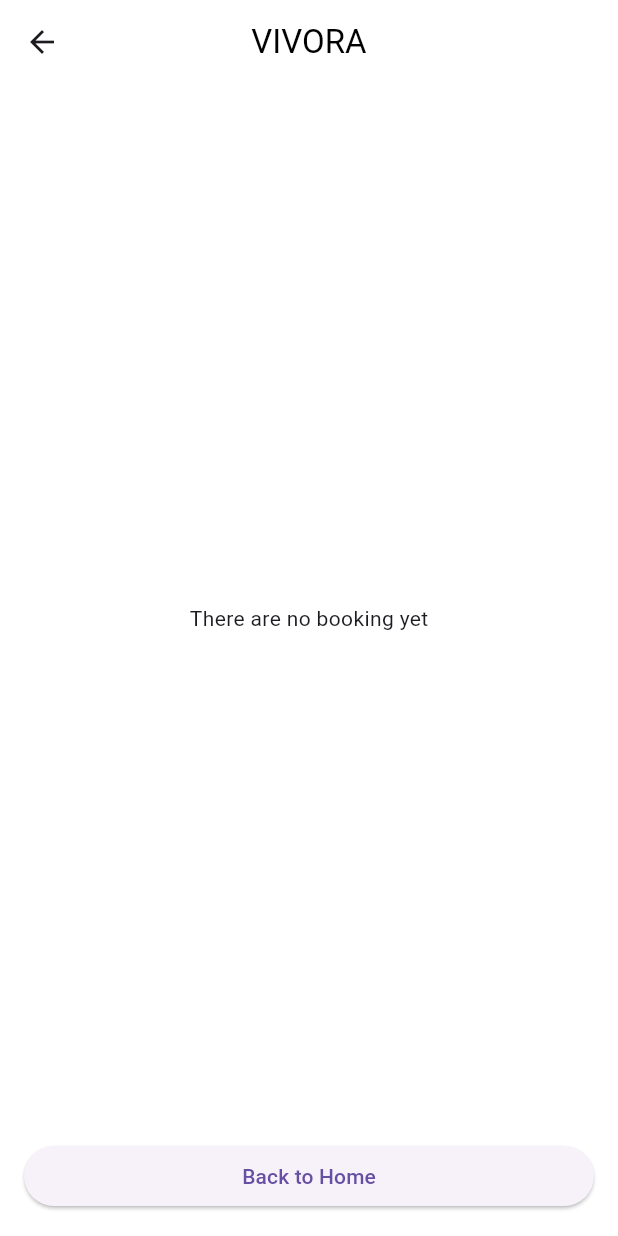
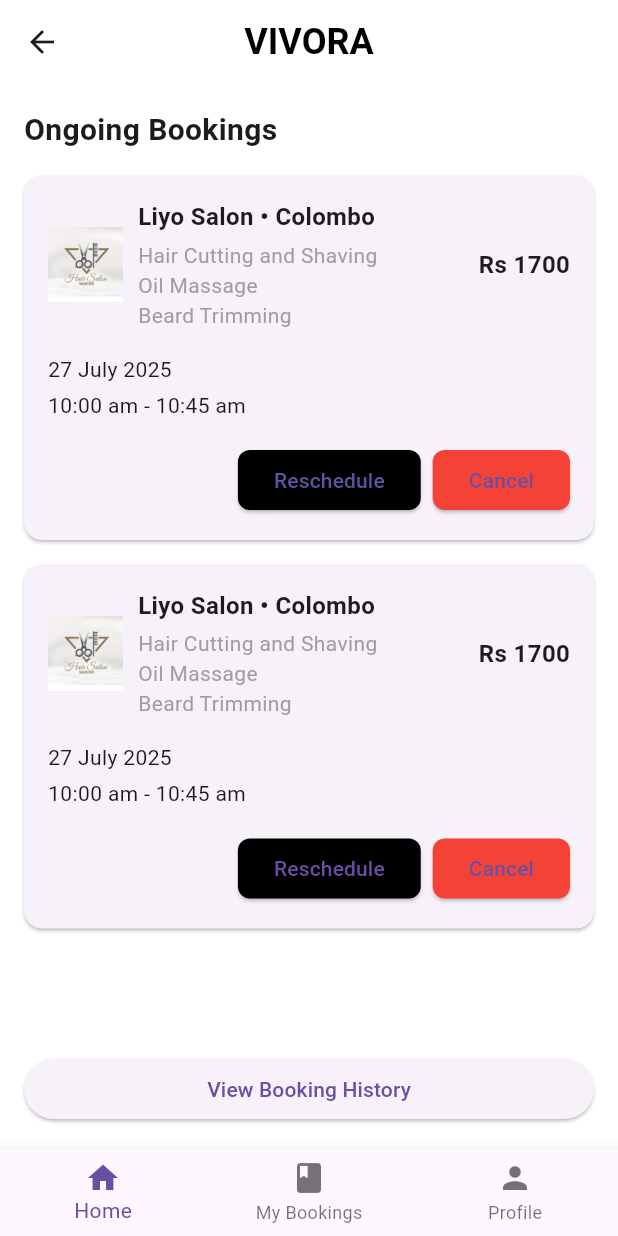
Before and after one commit to jayasinghesasmitha/Vivora-Mobile-app, a Flutter app: the CurrentBooking screen opened directly, on a phone screen of 412 x 824 dp. Run offline on Flutter 3.47's test engine with Material 3 defaults, Android fonts, the phone set to English and light mode, and no system bars; our stand-ins replace cloud_firestore, firebase_auth, firebase_core, flutter_dotenv, flutter_map, geolocator and 2 more; accounts and stored records are empty; network calls fail.

Commit message:
Update current_booking.dart

```diff
--- a/book_my_saloon/lib/screens/current_booking.dart
+++ b/book_my_saloon/lib/screens/current_booking.dart
@@ -1,17 +1,41 @@
 import 'package:flutter/material.dart';
+import 'package:book_my_saloon/screens/booking_screen.dart';
+import 'package:book_my_saloon/screens/booking_history.dart';
 import 'package:book_my_saloon/screens/home_screen.dart';
+import 'package:book_my_saloon/screens/user_profile.dart';
 
-class CurrentBooking extends StatelessWidget {
+class CurrentBooking extends StatefulWidget {
   const CurrentBooking({Key? key}) : super(key: key);
 
   @override
+  _CurrentBookingState createState() => _CurrentBookingState();
+}
+
+class _CurrentBookingState extends State<CurrentBooking> {
+  List<Map<String, dynamic>> bookings = [
+    {
+      'salonName': 'Liyo Salon',
+      'location': 'Colombo',
+      'services': ['Hair Cutting and Shaving', 'Oil Massage', 'Beard Trimming'],
+      'date': '27 July 2025',
+      'timeSlot': '10:00 am - 10:45 am',
+      'price': 'Rs 1700',
+    },
+    {
+      'salonName': 'Liyo Salon',
+      'location': 'Colombo',
+      'services': ['Hair Cutting and Shaving', 'Oil Massage', 'Beard Trimming'],
+      'date': '27 July 2025',
+      'timeSlot': '10:00 am - 10:45 am',
+      'price': 'Rs 1700',
+    },
+  ];
+
+  @override
   Widget build(BuildContext context) {
-    // Simulating a list of bookings (replace with actual data source)
-    List<Map<String, String>> bookings = []; // Empty list for no bookings
-
     return Scaffold(
       appBar: AppBar(
-        title: const Text('VIVORA', style: TextStyle(color: Colors.black)),
+        title: const Text('VIVORA', style: TextStyle(color: Colors.black, fontSize: 24, fontWeight: FontWeight.bold)),
         backgroundColor: Colors.transparent,
         elevation: 0,
       ),
@@ -20,17 +44,103 @@ class CurrentBooking extends StatelessWidget {
         child: Column(
           crossAxisAlignment: CrossAxisAlignment.start,
           children: [
+            const Text(
+              'Ongoing Bookings',
+              style: TextStyle(fontSize: 20, fontWeight: FontWeight.bold),
+            ),
+            const SizedBox(height: 16),
             Expanded(
-              child: bookings.isEmpty
-                  ? const Center(child: Text('There are no booking yet'))
-                  : ListView.builder(
+              child: ListView.builder(
                 itemCount: bookings.length,
                 itemBuilder: (context, index) {
                   final booking = bookings[index];
                   return Card(
-                          child: ListTile(
-                            title: Text(booking['salonName'] ?? ''),
-                            subtitle: Text('Time: ${booking['time'] ?? ''}\nDate: ${booking['date'] ?? ''}'),
+                    margin: const EdgeInsets.only(bottom: 16),
+                    child: Padding(
+                      padding: const EdgeInsets.all(16.0),
+                      child: Column(
+                        crossAxisAlignment: CrossAxisAlignment.start,
+                        children: [
+                          Row(
+                            mainAxisAlignment: MainAxisAlignment.spaceBetween,
+                            children: [
+                              Row(
+                                children: [
+                                  Image.asset(
+                                    'images/salon_image.jpg',
+                                    height: 50,
+                                    width: 50,
+                                    errorBuilder: (context, error, stackTrace) {
+                                      return Icon(Icons.error, color: Colors.red);
+                                    },
+                                  ),
+                                  const SizedBox(width: 10),
+                                  Column(
+                                    crossAxisAlignment: CrossAxisAlignment.start,
+                                    children: [
+                                      Text(
+                                        '${booking['salonName']} • ${booking['location']}',
+                                        style: const TextStyle(fontSize: 16, fontWeight: FontWeight.bold),
+                                      ),
+                                      const SizedBox(height: 4),
+                                      ...booking['services'].map<Widget>((service) => Text(
+                                            service,
+                                            style: const TextStyle(fontSize: 14, color: Colors.grey),
+                                          )),
+                                    ],
+                                  ),
+                                ],
+                              ),
+                              Text(
+                                booking['price'],
+                                style: const TextStyle(fontSize: 16, fontWeight: FontWeight.bold),
+                              ),
+                            ],
+                          ),
+                          const SizedBox(height: 16),
+                          Text(
+                            booking['date'],
+                            style: const TextStyle(fontSize: 14),
+                          ),
+                          const SizedBox(height: 4),
+                          Text(
+                            booking['timeSlot'],
+                            style: const TextStyle(fontSize: 14),
+                          ),
+                          const SizedBox(height: 16),
+                          Row(
+                            mainAxisAlignment: MainAxisAlignment.end,
+                            children: [
+                              ElevatedButton(
+                                onPressed: () {
+                                  Navigator.push(
+                                    context,
+                                    MaterialPageRoute(builder: (context) => BookingScreen(saloonName: '',)),
+                                  );
+                                },
+                                style: ElevatedButton.styleFrom(
+                                  backgroundColor: Colors.black,
+                                  shape: RoundedRectangleBorder(borderRadius: BorderRadius.circular(8)),
+                                ),
+                                child: const Text('Reschedule'),
+                              ),
+                              const SizedBox(width: 8),
+                              ElevatedButton(
+                                onPressed: () {
+                                  setState(() {
+                                    bookings.removeAt(index);
+                                  });
+                                },
+                                style: ElevatedButton.styleFrom(
+                                  backgroundColor: Colors.red,
+                                  shape: RoundedRectangleBorder(borderRadius: BorderRadius.circular(8)),
+                                ),
+                                child: const Text('Cancel'),
+                              ),
+                            ],
+                          ),
+                        ],
+                      ),
                     ),
                   );
                 },
@@ -42,20 +152,44 @@ class CurrentBooking extends StatelessWidget {
                 width: double.infinity,
                 child: ElevatedButton(
                   onPressed: () {
-                    Navigator.pushReplacement(
+                    Navigator.push(
                       context,
-                      MaterialPageRoute(
-                        builder: (context) => const HomeScreen(),
-                      ),
+                      MaterialPageRoute(builder: (context) => BookingHistory()),
                     );
                   },
-                  child: const Text('Back to Home'),
+                  child: const Text('View Booking History'),
                 ),
               ),
             ),
           ],
         ),
       ),
+      bottomNavigationBar: BottomNavigationBar(
+        items: const [
+          BottomNavigationBarItem(icon: Icon(Icons.home), label: 'Home'),
+          BottomNavigationBarItem(icon: Icon(Icons.book), label: 'My Bookings'),
+          BottomNavigationBarItem(icon: Icon(Icons.person), label: 'Profile'),
+        ],
+        onTap: (index) {
+          switch (index) {
+            case 0:
+              Navigator.pushReplacement(
+                context,
+                MaterialPageRoute(builder: (context) => HomeScreen()),
+              );
+              break;
+            case 1:
+              // Stay on current page
+              break;
+            case 2:
+              Navigator.pushReplacement(
+                context,
+                MaterialPageRoute(builder: (context) => UserProfile()),
+              );
+              break;
+          }
+        },
+      ),
     );
   }
 }
```
Lines whose indentation alone changed are shown as unchanged.
